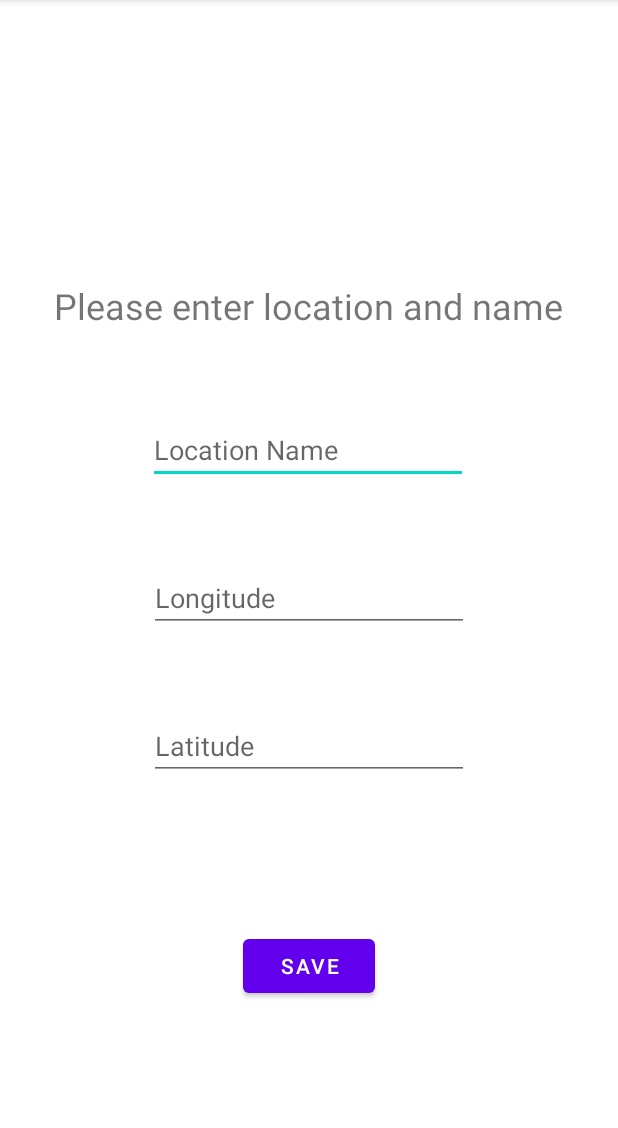
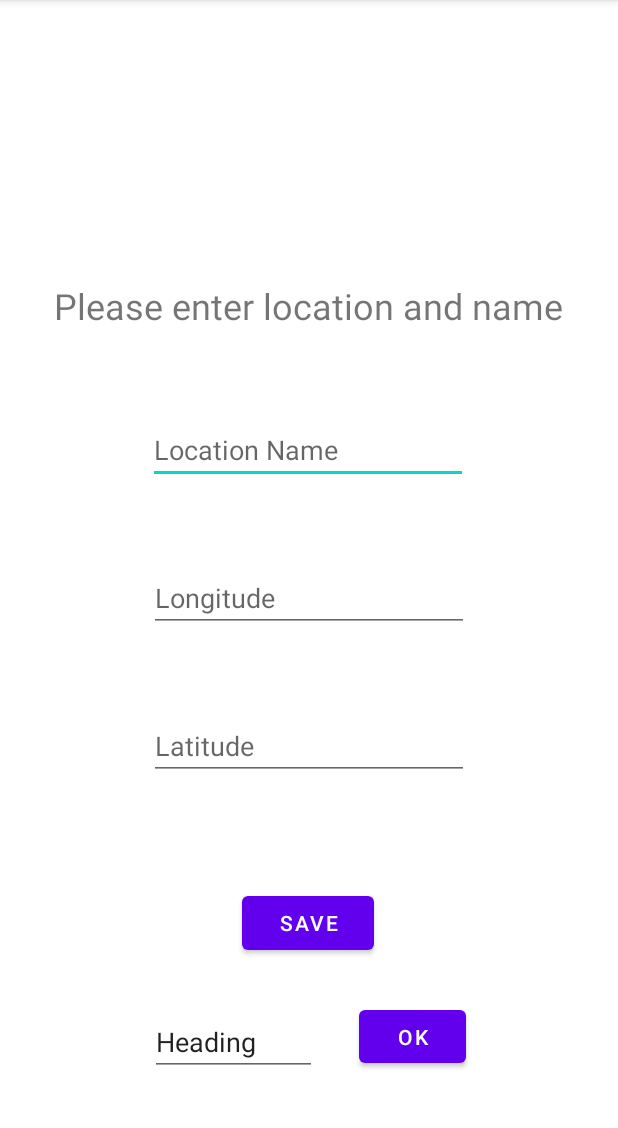
Before and after one commit to CSE-110-Winter-2023/cse-110-project-cse110-team-2, an Android app: the screen it shows after launch (InputLocation), on a phone screen of 412 x 824 dp, the part 84-1212 px from its top. Run offline under Robolectric (Android 15) with nearby library versions, the phone set to English and light mode, and no system bars.

Commit message:
Creates textview and button to manually set user heading

```diff
--- a/app/src/main/java/com/example/cse110_team2/MainActivity.java
+++ b/app/src/main/java/com/example/cse110_team2/MainActivity.java
@@ -7,6 +7,7 @@ import androidx.appcompat.app.AppCompatActivity;
 import androidx.constraintlayout.widget.ConstraintLayout;
 import androidx.core.app.ActivityCompat;
 import androidx.core.content.ContextCompat;
+import androidx.lifecycle.MutableLiveData;
 
 import android.Manifest;
 import android.content.Intent;
@@ -216,21 +217,36 @@ public class MainActivity extends AppCompatActivity {
     @Override
     protected void onResume() {
         super.onResume();
+        SharedPreferences preferences = getSharedPreferences("IDvalue", 0);
+        String heading_string = preferences.getString("heading", "N/A");
+        if (heading_string != "N/A") {
+
+            float heading_float = Float.parseFloat(heading_string);
+            preferences.edit().remove("heading").commit();
+
+            MutableLiveData<Float> heading_data = new MutableLiveData<Float>();
+            heading_data.postValue(heading_float);
+
+            orientationService.setMockOrientationSource(heading_data);
+
+        }
+
+
         compassUpdate();
     }
 
     public void onNewLocationBtnClicked(View view) {
         Intent intent = new Intent(this, InputLocation.class);
 
-        SharedPreferences preferences = getSharedPreferences("IDvalue", 0);
-        String locationThreeName = preferences.getString("locationThreeName", "N/A");
-
-        Log.i("Location 3", locationThreeName);
-        if (locationThreeName != "N/A") {
-            Utilities.showAlert(this, "You cannot save any more locations");
-        } else {
-            startActivity(intent);
-        }
+//        SharedPreferences preferences = getSharedPreferences("IDvalue", 0);
+//        String locationThreeName = preferences.getString("locationThreeName", "N/A");
+//
+//        Log.i("Location 3", locationThreeName);
+//        if (locationThreeName != "N/A") {
+//            Utilities.showAlert(this, "You cannot save any more locations");
+//        } else {
+        startActivity(intent);
+//        }
 
     }
 }
--- a/app/src/main/res/layout/activity_input_location.xml
+++ b/app/src/main/res/layout/activity_input_location.xml
@@ -63,10 +63,39 @@
         android:id="@+id/location_save_btn"
         android:layout_width="wrap_content"
         android:layout_height="wrap_content"
+        android:onClick="onLocationSaveBtnClicked"
         android:text="SAVE"
-        android:onClick="onLocationSaveBtnClicked"
         app:layout_constraintBottom_toBottomOf="parent"
         app:layout_constraintEnd_toEndOf="parent"
+        app:layout_constraintHorizontal_bias="0.498"
         app:layout_constraintStart_toStartOf="parent"
-        app:layout_constraintTop_toBottomOf="@+id/location_lat" />
+        app:layout_constraintTop_toBottomOf="@+id/location_lat"
+        app:layout_constraintVertical_bias="0.355" />
+
+    <EditText
+        android:id="@+id/heading_text"
+        android:layout_width="111dp"
+        android:layout_height="42dp"
+        android:layout_marginTop="36dp"
+        android:ems="10"
+        android:inputType="textPersonName"
+        android:text="Heading"
+        app:layout_constraintEnd_toEndOf="parent"
+        app:layout_constraintHorizontal_bias="0.333"
+        app:layout_constraintStart_toStartOf="parent"
+        app:layout_constraintTop_toBottomOf="@+id/location_save_btn" />
+
+    <Button
+        android:id="@+id/heading_save_button"
+        android:layout_width="71dp"
+        android:layout_height="47dp"
+        android:layout_marginStart="25dp"
+
+        android:layout_marginTop="28dp"
+        android:onClick="onHeadingSaveBtnClicked"
+        android:text="OK"
+        app:layout_constraintEnd_toEndOf="parent"
+        app:layout_constraintHorizontal_bias="0.028"
+        app:layout_constraintStart_toEndOf="@+id/heading_text"
+        app:layout_constraintTop_toBottomOf="@+id/location_save_btn" />
 </androidx.constraintlayout.widget.ConstraintLayout>
```
Also changed, not shown: app/src/main/java/com/example/cse110_team2/InputLocation.java (+22 -1 lines), 1 other file.
